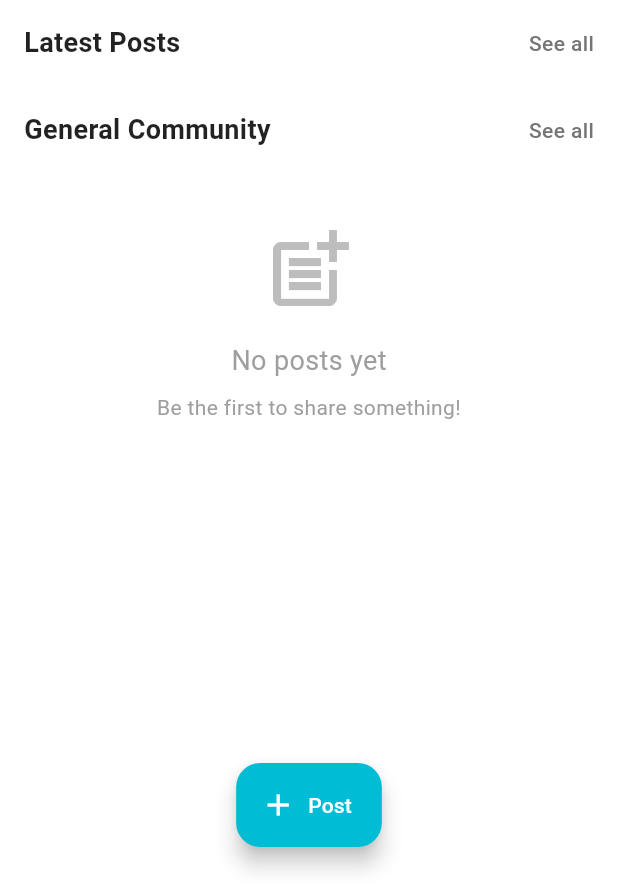
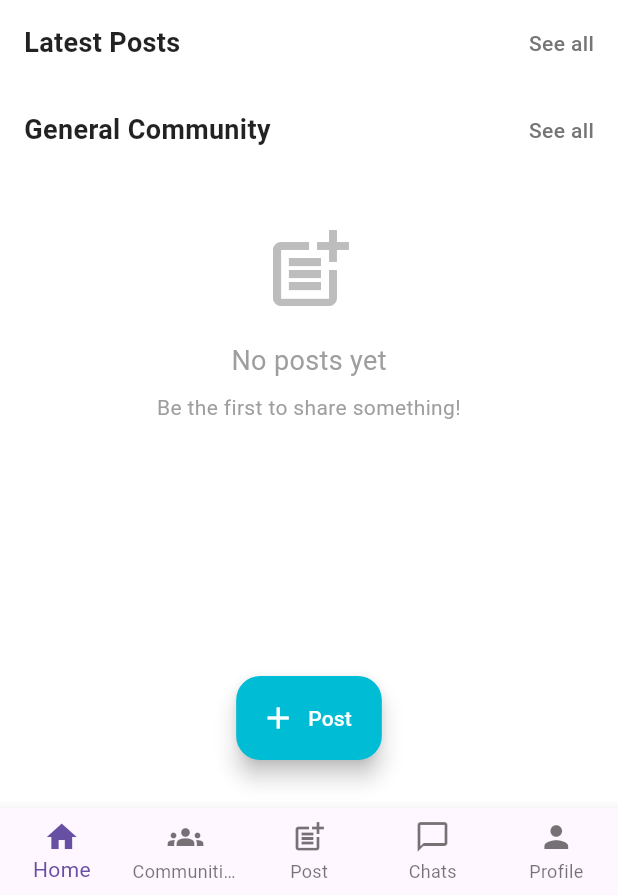
Before and after one commit to NsengaNigel/peer-support_app, a Flutter app: the MainNavigation screen opened directly, on a phone screen of 412 x 824 dp, the part 341-1236 px from its top. Run offline on Flutter 3.47's test engine with Material 3 defaults, Android fonts, the phone set to English and light mode, and no system bars; our stand-ins replace cloud_firestore, firebase_auth, firebase_core, timeago; accounts and stored records are empty.

```diff
--- a/lib/navigation/main_navigation.dart
+++ b/lib/navigation/main_navigation.dart
@@ -73,6 +73,73 @@ class _MainNavigationState extends State<MainNavigation> {
           });
         },
       ),
+      bottomNavigationBar: StreamBuilder<List<ChatConversation>>(
+        stream: _chatService.getConversationsStream(),
+        builder: (context, snapshot) {
+          final conversations = snapshot.data ?? [];
+          final currentUserId = _chatService.currentUserId;
+          final totalUnread = currentUserId != null ? conversations.fold<int>(
+            0,
+            (sum, conv) => sum + conv.getUnreadCount(currentUserId),
+          ) : 0;
+
+          return BottomNavigationBar(
+            currentIndex: _currentIndex,
+            onTap: _onTabTapped,
+            type: BottomNavigationBarType.fixed,
+            items: [
+              BottomNavigationBarItem(
+                icon: Icon(Icons.home),
+                label: 'Home',
+              ),
+              BottomNavigationBarItem(
+                icon: Icon(Icons.groups),
+                label: 'Communities',
+              ),
+              BottomNavigationBarItem(
+                icon: Icon(Icons.post_add),
+                label: 'Post',
+              ),
+              BottomNavigationBarItem(
+                icon: Stack(
+                  children: [
+                    Icon(Icons.chat_bubble_outline),
+                    if (totalUnread > 0)
+                      Positioned(
+                        top: 0,
+                        right: 0,
+                        child: Container(
+                          padding: EdgeInsets.all(1),
+                          decoration: BoxDecoration(
+                            color: Colors.red,
+                            borderRadius: BorderRadius.circular(6),
+                          ),
+                          constraints: BoxConstraints(
+                            minWidth: 12,
+                            minHeight: 12,
+                          ),
+                          child: Text(
+                            totalUnread.toString(),
+                            style: TextStyle(
+                              color: Colors.white,
+                              fontSize: 8,
+                            ),
+                            textAlign: TextAlign.center,
+                          ),
+                        ),
+                      ),
+                  ],
+                ),
+                label: 'Chats',
+              ),
+              BottomNavigationBarItem(
+                icon: Icon(Icons.person),
+                label: 'Profile',
+              ),
+            ],
+          );
+        },
+      ),
     );
   }
 }
--- a/lib/widgets/app_scaffold.dart
+++ b/lib/widgets/app_scaffold.dart
@@ -7,6 +7,7 @@ class AppScaffold extends StatelessWidget {
   final Widget? floatingActionButton;
   final Color? backgroundColor;
   final VoidCallback? onLogout;
+  final Widget? bottomNavigationBar;
 
   const AppScaffold({
     super.key,
@@ -15,6 +16,7 @@ class AppScaffold extends StatelessWidget {
     this.floatingActionButton,
     this.backgroundColor,
     this.onLogout,
+    this.bottomNavigationBar,
   });
 
   @override
@@ -25,6 +27,7 @@ class AppScaffold extends StatelessWidget {
       drawer: AppDrawer(onLogout: onLogout),
       body: body,
       floatingActionButton: floatingActionButton,
+      bottomNavigationBar: bottomNavigationBar,
     );
   }
 }
```
Also changed, not shown: lib/main.dart (+66 -73 lines), lib/screens/chat/chat_screen.dart (+20 -2 lines).
